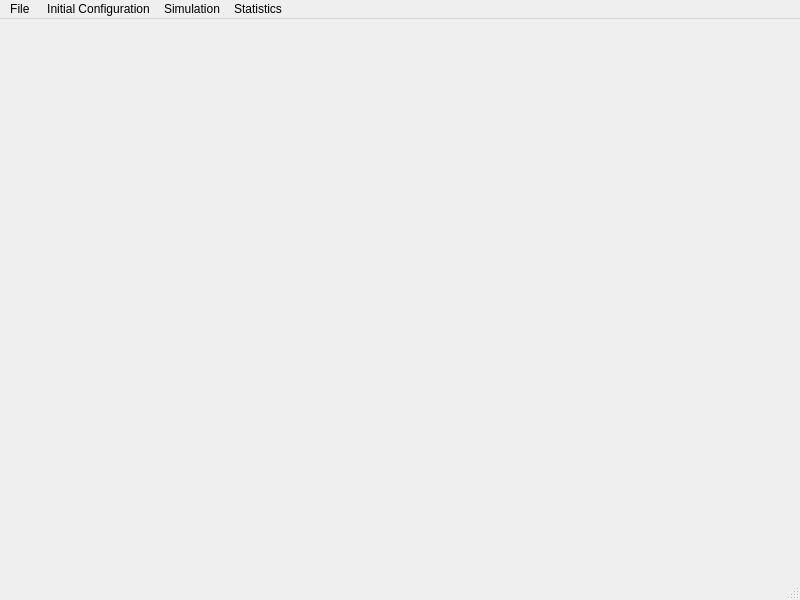
Old version of the form gui/forms/mainwindow.ui in the repository biel-wro/SimBaD.
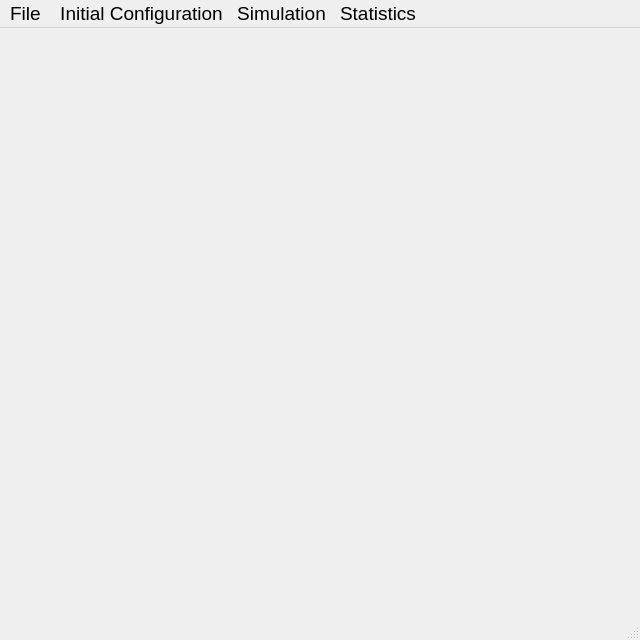
New version of the form. Icons and pictures are not drawn.

Patch:
```diff
--- a/gui/forms/mainwindow.ui
+++ b/gui/forms/mainwindow.ui
@@ -12,10 +12,16 @@
    <rect>
     <x>0</x>
     <y>0</y>
-    <width>800</width>
-    <height>600</height>
+    <width>640</width>
+    <height>640</height>
    </rect>
   </property>
+  <property name="font">
+   <font>
+    <family>Arial</family>
+    <pointsize>14</pointsize>
+   </font>
+  </property>
   <property name="windowTitle">
    <string>Interacting particle systems</string>
   </property>
@@ -30,8 +36,8 @@
     <rect>
      <x>0</x>
      <y>0</y>
-     <width>800</width>
-     <height>21</height>
+     <width>640</width>
+     <height>28</height>
     </rect>
    </property>
    <widget class="QMenu" name="menuFile">
```
Left out of the diff: 15 changed lines with no effect on the pictures.
